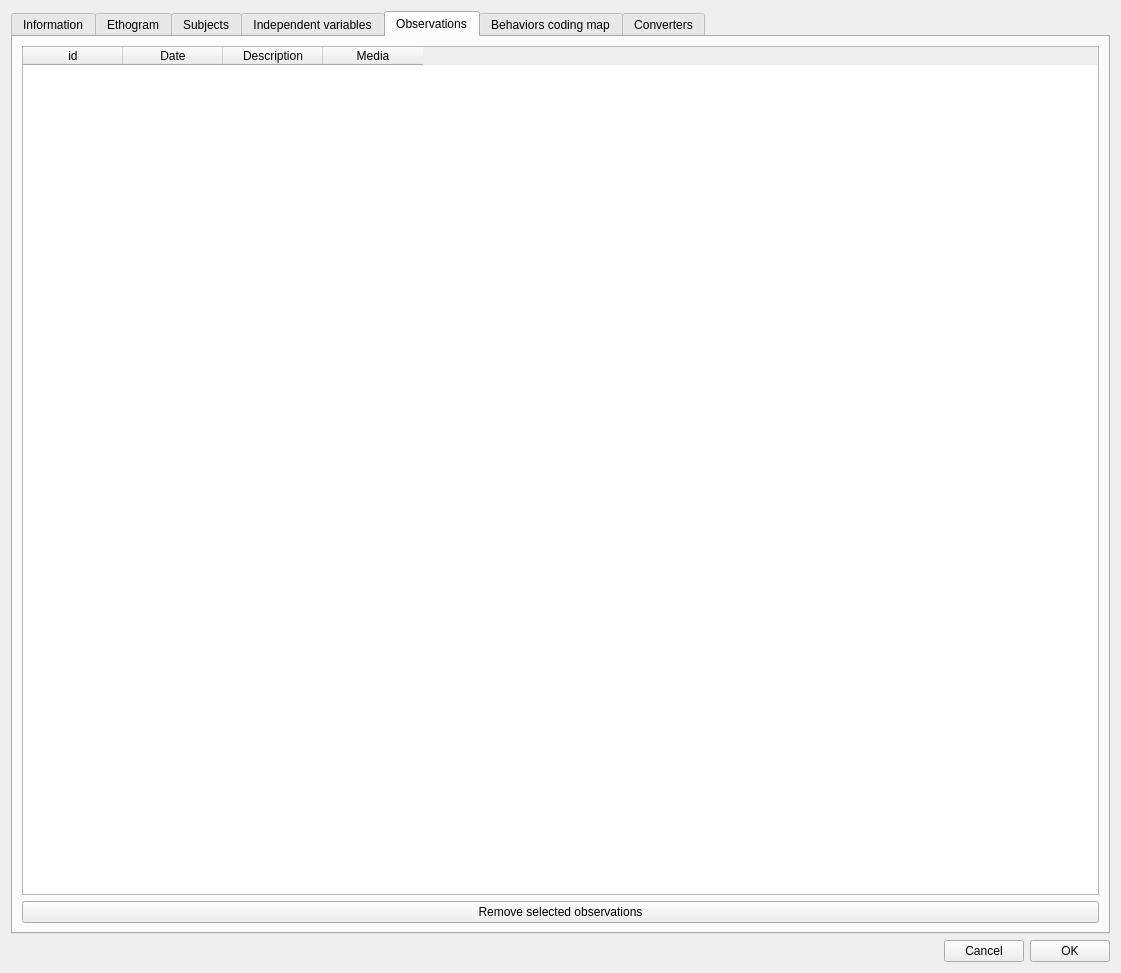
This is boris/project.ui in olivierfriard/BORIS as Qt 5 draws it before an edit. The edited form follows.
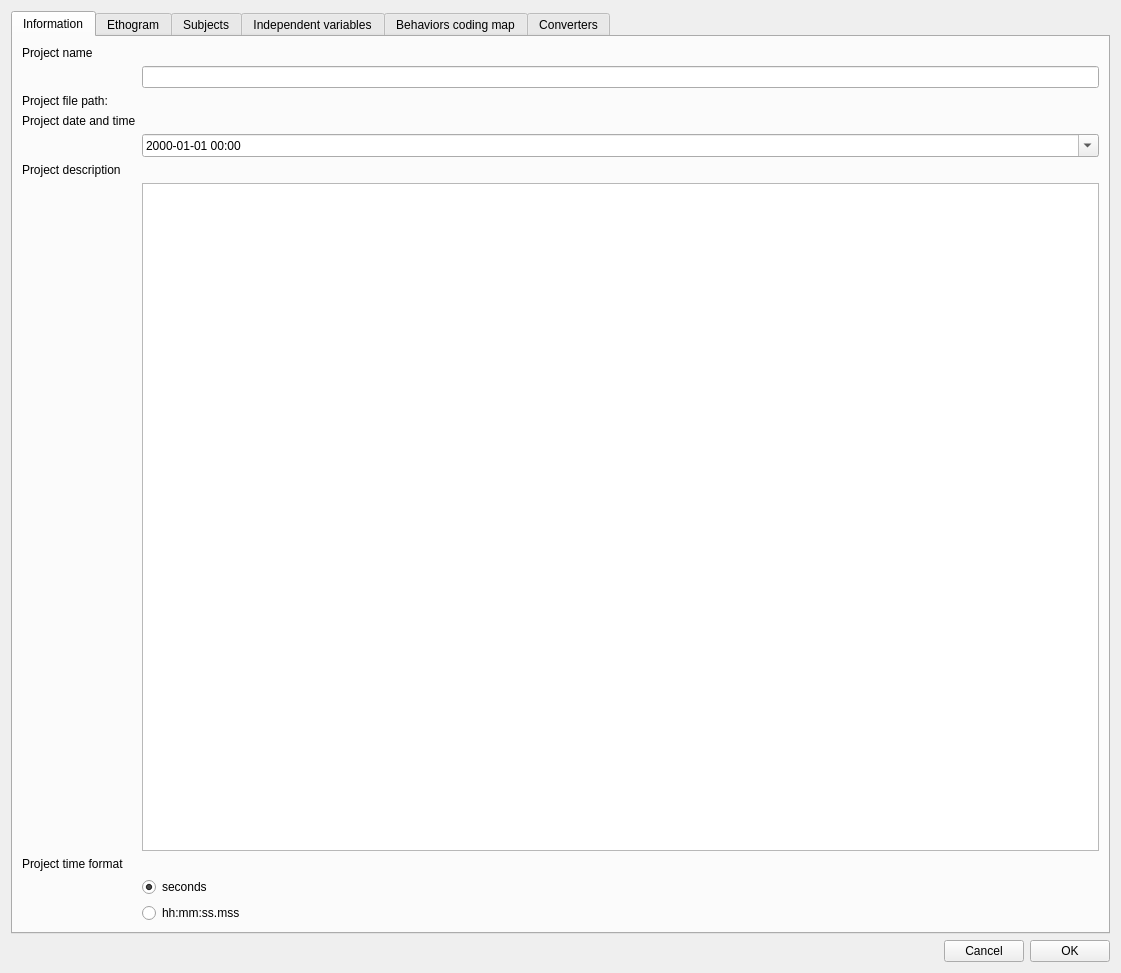
This is the edited form. The open tabs and pages were chosen to show the change.

Diff of the .ui file:
```diff
--- a/boris/project.ui
+++ b/boris/project.ui
@@ -46,7 +46,7 @@
          <item row="3" column="0">
           <widget class="QLabel" name="label_7">
            <property name="text">
-            <string>Date</string>
+            <string>Project date and time</string>
            </property>
           </widget>
          </item>
@@ -63,7 +63,7 @@
          <item row="5" column="0" colspan="2">
           <widget class="QLabel" name="label_6">
            <property name="text">
-            <string>Description</string>
+            <string>Project description</string>
            </property>
            <property name="alignment">
             <set>Qt::AlignLeading|Qt::AlignLeft|Qt::AlignTop</set>
@@ -76,7 +76,7 @@
          <item row="7" column="0" colspan="2">
           <widget class="QLabel" name="lbTimeFormat">
            <property name="text">
-            <string>Time format</string>
+            <string>Project time format</string>
            </property>
           </widget>
          </item>
@@ -735,69 +735,6 @@
          </item>
         </layout>
        </widget>
-       <widget class="QWidget" name="tabObservations">
-        <attribute name="title">
-         <string>Observations</string>
-        </attribute>
-        <layout class="QVBoxLayout" name="verticalLayout_3">
-         <item>
-          <layout class="QVBoxLayout" name="verticalLayout">
-           <item>
-            <widget class="QTableWidget" name="twObservations">
-             <property name="autoScroll">
-              <bool>false</bool>
-             </property>
-             <property name="editTriggers">
-              <set>QAbstractItemView::NoEditTriggers</set>
-             </property>
-             <property name="dragDropOverwriteMode">
-              <bool>false</bool>
-             </property>
-             <property name="selectionMode">
-              <enum>QAbstractItemView::MultiSelection</enum>
-             </property>
-             <property name="selectionBehavior">
-              <enum>QAbstractItemView::SelectRows</enum>
-             </property>
-             <property name="textElideMode">
-              <enum>Qt::ElideRight</enum>
-             </property>
-             <property name="wordWrap">
-              <bool>true</bool>
-             </property>
-             <column>
-              <property name="text">
-               <string>id</string>
-              </property>
-             </column>
-             <column>
-              <property name="text">
-               <string>Date</string>
-              </property>
-             </column>
-             <column>
-              <property name="text">
-               <string>Description</string>
-              </property>
-             </column>
-             <column>
-              <property name="text">
-               <string>Media</string>
-              </property>
-             </column>
-            </widget>
-           </item>
-           <item>
-            <widget class="QPushButton" name="pbRemoveObservation">
-             <property name="text">
-              <string>Remove selected observations</string>
-             </property>
-            </widget>
-           </item>
-          </layout>
-         </item>
-        </layout>
-       </widget>
        <widget class="QWidget" name="tabBehavCodingMap">
         <attribute name="title">
          <string>Behaviors coding map</string>
```
Left out of the diff: 4 changed lines with no effect on the pictures.
